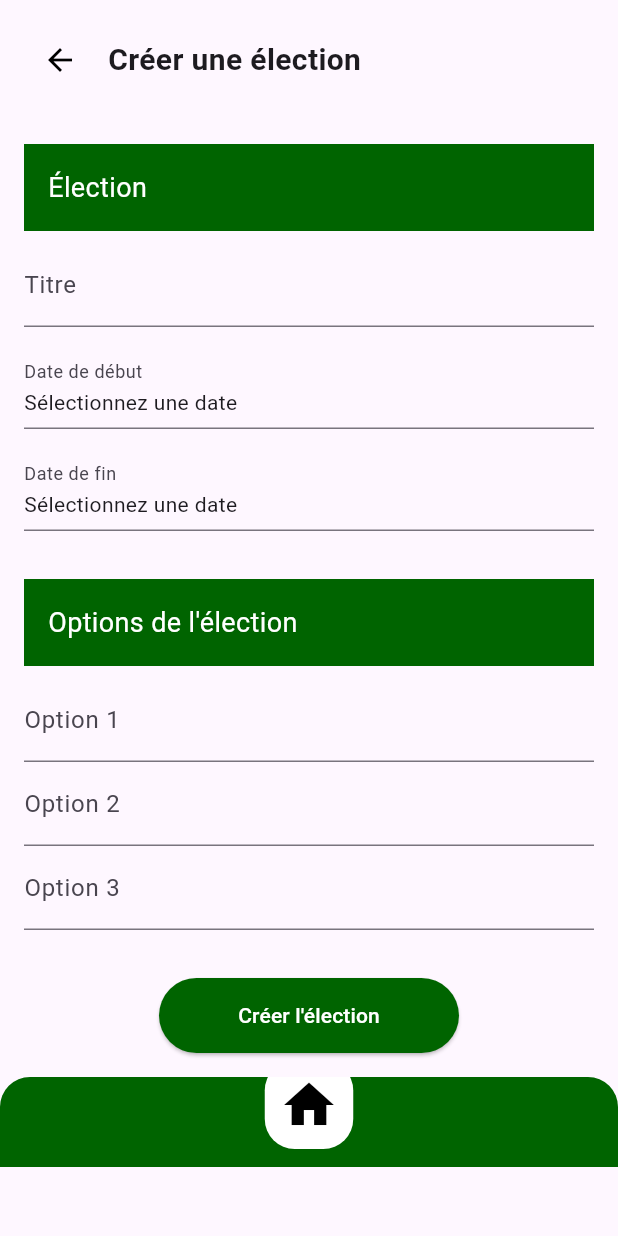
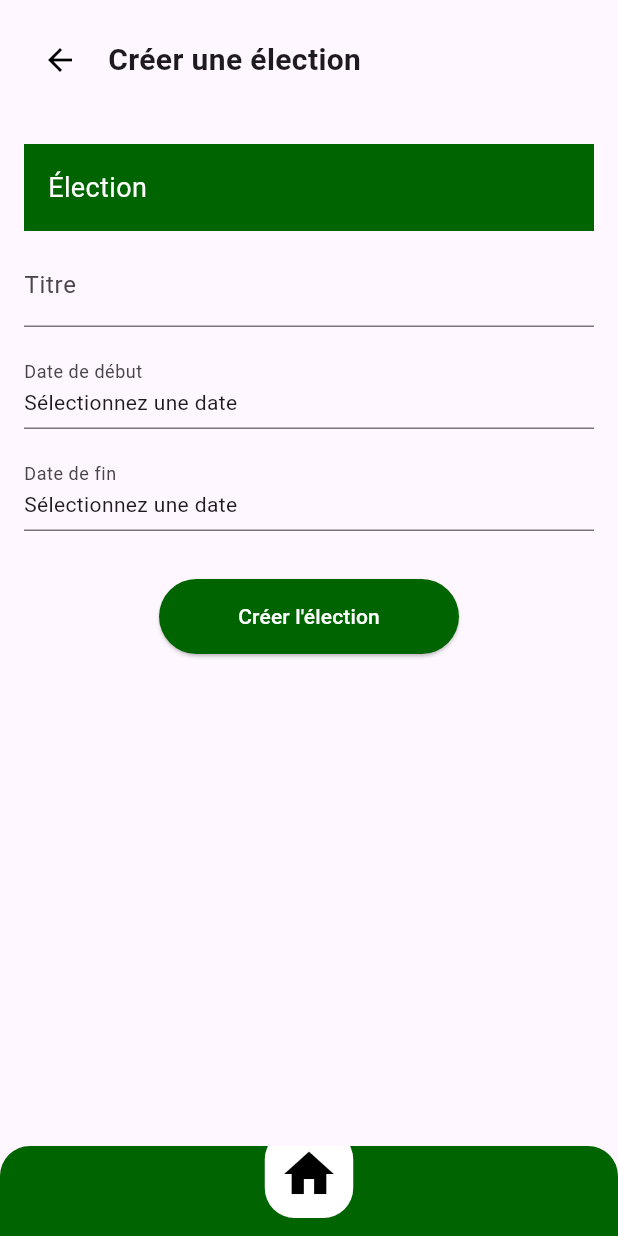
Before and after one commit to Mardino229/TP-Flutter-Voting-App, a Flutter app: the CreateVotePage screen opened by its route, on a phone screen of 412 x 824 dp. Run offline on Flutter 3.47's test engine with Material 3 defaults, Android fonts, the phone set to English and light mode, and no system bars; our stand-ins replace go_router.

Commit message:
creer election

```diff
--- a/Optivote/lib/Ajouter_vote/creation_vote.dart
+++ b/Optivote/lib/Ajouter_vote/creation_vote.dart
@@ -16,16 +16,21 @@ class _CreateVotePageState extends State<CreateVotePage> {
   @override
   Widget build(BuildContext context) {
     return Scaffold(
-      body: SingleChildScrollView(
+      body: Column(
+        children: [
+          Expanded(
+            child: SingleChildScrollView(
               child: Column(
                 children: [
                   _buildHeader(),
                   _buildVoteForm(),
-            _buildVoteOptions(),
                   _buildCreateButton(),
-            _buildHomeBanner(),
                 ],
               ),
+            ),
+          ),
+          _buildHomeBanner(), // Bannière en bas
+        ],
       ),
     );
   }
@@ -132,31 +137,6 @@ class _CreateVotePageState extends State<CreateVotePage> {
     );
   }
 
-  // Section 5 : Options de vote
-  Widget _buildVoteOptions() {
-    return Padding(
-      padding: const EdgeInsets.all(16.0),
-      child: Column(
-        crossAxisAlignment: CrossAxisAlignment.start,
-        children: [
-          Container(
-            width: double.infinity,
-            padding: EdgeInsets.all(16),
-            color: _darkGreen,
-            child: Text(
-              "Options de l'élection",
-              style: TextStyle(color: Colors.white, fontSize: 18),
-            ),
-          ),
-          SizedBox(height: 8),
-          TextFormField(decoration: InputDecoration(labelText: "Option 1")),
-          TextFormField(decoration: InputDecoration(labelText: "Option 2")),
-          TextFormField(decoration: InputDecoration(labelText: "Option 3")),
-        ],
-      ),
-    );
-  }
-
   // Section 6 : Bouton de création
   Widget _buildCreateButton() {
     return Padding(
@@ -225,7 +205,7 @@ class _CreateVotePageState extends State<CreateVotePage> {
               child: IconButton(
                 icon: Icon(Icons.home, size: 40, color: Colors.black),
                 onPressed: () {
-                  // Action pour retourner à l'accueil
+                  // Navigation vers la page Welcome
                 },
               ),
             ),
```
Lines whose indentation alone changed are shown as unchanged.
